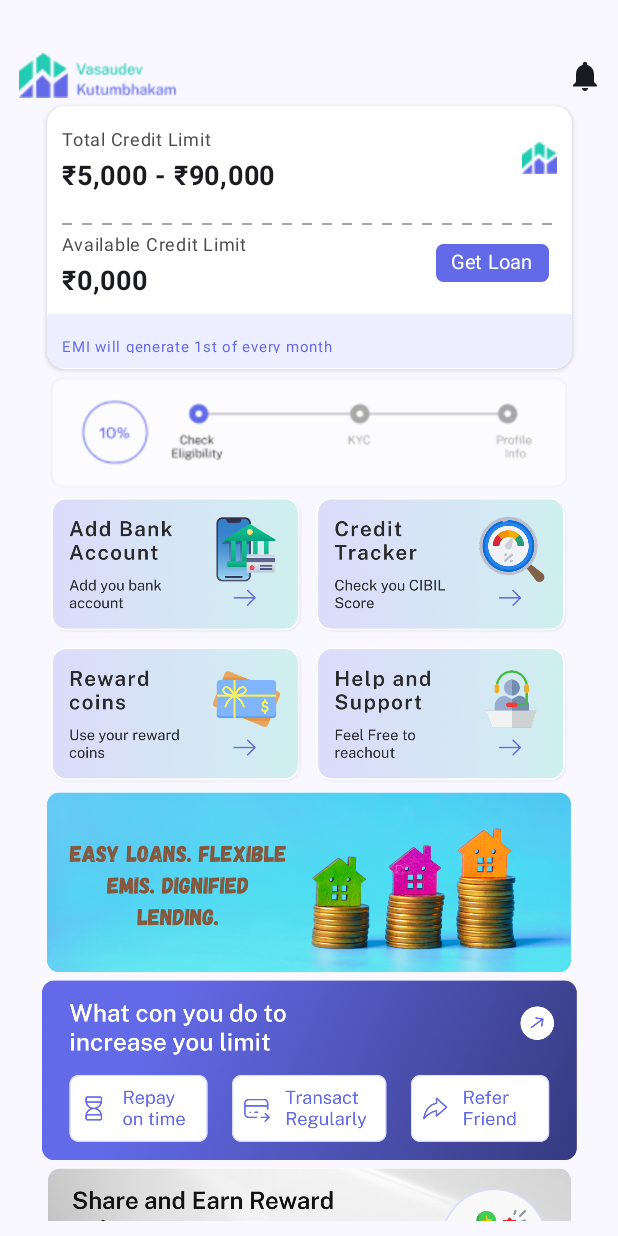
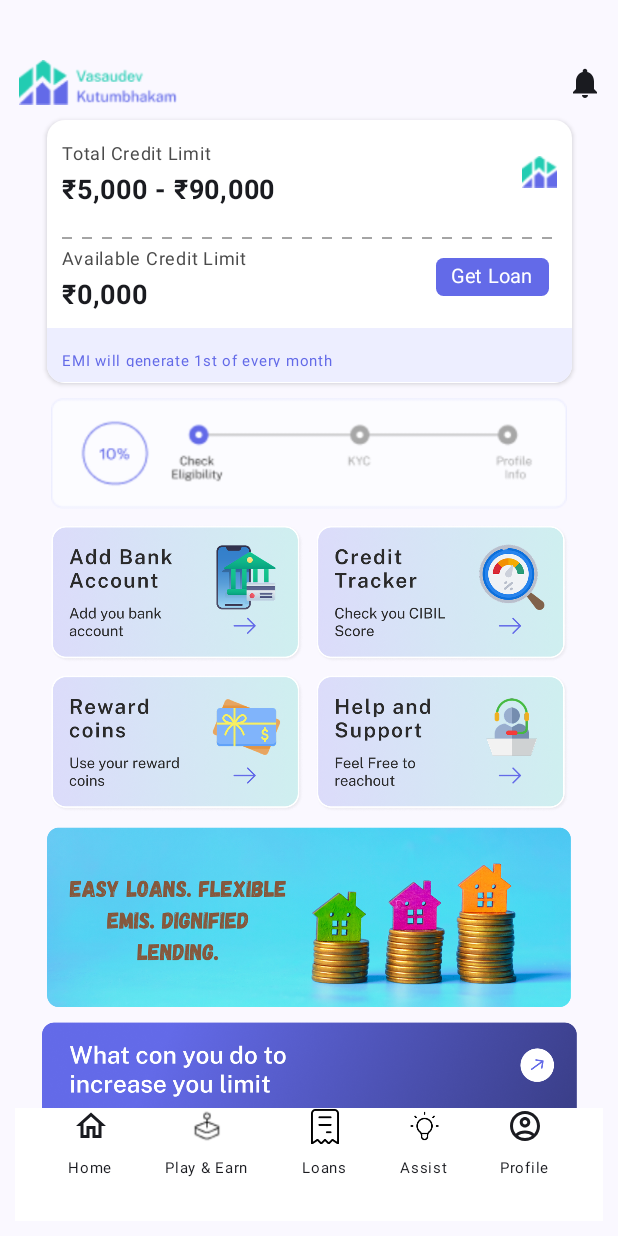
Before and after one commit to DevDewangan16/Vasudev_Kutumbhakam, an Android app built with Jetpack Compose: the screen it shows after launch (MainActivity), on a phone screen of 412 x 824 dp. Run offline under Robolectric (Android 15) with nearby library versions, the phone set to English and light mode, and no system bars.

Commit message:
Added the Bottom App Bar and the Profile section.

```diff
--- a/app/src/main/java/com/example/vasudevkutumbhakam/MainActivity.kt
+++ b/app/src/main/java/com/example/vasudevkutumbhakam/MainActivity.kt
@@ -12,7 +12,8 @@ import androidx.compose.material3.Text
 import androidx.compose.runtime.Composable
 import androidx.compose.ui.Modifier
 import androidx.compose.ui.tooling.preview.Preview
-import com.example.vasudevkutumbhakam.ui.HomeScreen
+import com.example.vasudevkutumbhakam.ui.ProfileScreen
+import com.example.vasudevkutumbhakam.ui.VasuadevApp
 import com.example.vasudevkutumbhakam.ui.theme.VasudevKutumbhakamTheme
 
 class MainActivity : ComponentActivity() {
@@ -23,7 +24,7 @@ class MainActivity : ComponentActivity() {
         setContent {
             VasudevKutumbhakamTheme {
                 Scaffold(modifier = Modifier.fillMaxSize()) {
-                    HomeScreen()
+                    VasuadevApp()
                 }
             }
         }
--- /dev/null
+++ b/app/src/main/java/com/example/vasudevkutumbhakam/ui/AppViewModel.kt
@@ -0,0 +1,9 @@
+package com.example.vasudevkutumbhakam.ui
+
+import android.app.Application
+import androidx.lifecycle.AndroidViewModel
+
+class AppViewModel(application: Application):AndroidViewModel(application){
+
+
+}
--- a/app/src/main/java/com/example/vasudevkutumbhakam/ui/HomeScreen.kt
+++ b/app/src/main/java/com/example/vasudevkutumbhakam/ui/HomeScreen.kt
@@ -41,7 +41,7 @@ import com.example.vasudevkutumbhakam.R
 @Composable
 fun HomeScreen(){
     LazyColumn(
-        verticalArrangement = Arrangement.spacedBy(5.dp),
+        verticalArrangement = Arrangement.spacedBy(10.dp),
         horizontalAlignment = Alignment.CenterHorizontally,
         modifier = Modifier
             .fillMaxSize()
@@ -190,32 +190,48 @@ fun HomeScreen(){
         }
         item {
             Image(painter = painterResource(id = R.drawable.loader), contentDescription ="loder" ,
-                modifier = Modifier.fillMaxWidth().height(74.dp))
+                modifier = Modifier
+                    .fillMaxWidth()
+                    .height(74.dp))
         }
 
         item {
             Image(painter = painterResource(id = R.drawable.guide), contentDescription ="loder" ,
-                modifier = Modifier.fillMaxWidth().height(192.dp))
+                modifier = Modifier
+                    .fillMaxWidth()
+                    .height(192.dp))
         }
 
         item {
             Image(painter = painterResource(id = R.drawable.banner1), contentDescription ="loder" ,
-                modifier = Modifier.fillMaxWidth().height(120.dp))
+                modifier = Modifier
+                    .fillMaxWidth()
+                    .height(120.dp))
         }
 
         item {
             Image(painter = painterResource(id = R.drawable.banner2), contentDescription ="loder" ,
-                modifier = Modifier.fillMaxWidth().height(120.dp))
+                modifier = Modifier
+                    .fillMaxWidth()
+                    .height(120.dp))
         }
 
         item {
             Image(painter = painterResource(id = R.drawable.banner3), contentDescription ="loder" ,
-                modifier = Modifier.fillMaxWidth().height(98.dp))
+                modifier = Modifier
+                    .fillMaxWidth()
+                    .height(98.dp))
         }
 
         item {
             Image(painter = painterResource(id = R.drawable.banner4), contentDescription ="loder" ,
-                modifier = Modifier.fillMaxWidth().height(150.dp))
+                modifier = Modifier
+                    .fillMaxWidth()
+                    .height(150.dp))
+        }
+
+        item{
+            Spacer(modifier = Modifier.fillMaxWidth().height(60.dp))
         }
     }
 }
--- /dev/null
+++ b/app/src/main/java/com/example/vasudevkutumbhakam/ui/VasuadevApp.kt
@@ -0,0 +1,142 @@
+package com.example.vasudevkutumbhakam.ui
+
+import android.annotation.SuppressLint
+import androidx.compose.foundation.Image
+import androidx.compose.foundation.background
+import androidx.compose.foundation.clickable
+import androidx.compose.foundation.layout.Arrangement
+import androidx.compose.foundation.layout.Column
+import androidx.compose.foundation.layout.Row
+import androidx.compose.foundation.layout.Spacer
+import androidx.compose.foundation.layout.fillMaxWidth
+import androidx.compose.foundation.layout.height
+import androidx.compose.foundation.layout.padding
+import androidx.compose.foundation.layout.size
+import androidx.compose.material.icons.Icons
+import androidx.compose.material.icons.outlined.AccountCircle
+import androidx.compose.material.icons.outlined.Home
+import androidx.compose.material.icons.outlined.ShoppingCart
+import androidx.compose.material3.Icon
+import androidx.compose.material3.Scaffold
+import androidx.compose.material3.Text
+import androidx.compose.runtime.Composable
+import androidx.compose.runtime.getValue
+import androidx.compose.ui.Alignment
+import androidx.compose.ui.graphics.Color
+import androidx.compose.ui.res.painterResource
+import androidx.compose.ui.unit.dp
+import androidx.compose.ui.unit.sp
+import androidx.lifecycle.ViewModel
+import androidx.lifecycle.viewmodel.compose.viewModel
+import androidx.navigation.NavHostController
+import androidx.navigation.Navigation
+import androidx.navigation.compose.NavHost
+import androidx.navigation.compose.composable
+import androidx.navigation.compose.currentBackStackEntryAsState
+import androidx.navigation.compose.rememberNavController
+import com.example.vasudevkutumbhakam.R
+import java.lang.reflect.Modifier
+
+enum class VasuadevAppScreen(val title :String){
+    Home("Home"),
+    Earn("Play & Earn"),
+    Loans("Loan"),
+    Assist("Assist"),
+    Profile("Profile")
+}
+@SuppressLint("UnusedMaterial3ScaffoldPaddingParameter")
+@Composable
+fun VasuadevApp(appViewModel: AppViewModel= viewModel(),
+        navController: NavHostController = rememberNavController()) {
+
+    val backStackEntry by navController.currentBackStackEntryAsState()
+    val currentScreen =VasuadevAppScreen.valueOf(
+        backStackEntry?.destination?.route?:VasuadevAppScreen.Home.name
+    )
+
+    Scaffold(bottomBar = {
+        BottomAppBar(navController = navController, currentScreen =currentScreen )
+
+    }) {
+        NavHost(navController = navController, startDestination =VasuadevAppScreen.Home.name ) {
+            composable(route = VasuadevAppScreen.Home.name){
+                HomeScreen()
+            }
+            composable(route = VasuadevAppScreen.Profile.name){
+                ProfileScreen()
+            }
+        }
+    }
+}
+
+@Composable
+fun BottomAppBar(navController: NavHostController,
+                 currentScreen: VasuadevAppScreen){
+    Row (horizontalArrangement = Arrangement.SpaceEvenly,
+        modifier = androidx.compose.ui.Modifier
+            .fillMaxWidth()
+            .height(95.dp)
+            .padding(10.dp)
+            .background(
+                color = Color.White
+            )){
+
+        Column(horizontalAlignment = Alignment.CenterHorizontally,
+            verticalArrangement = Arrangement.spacedBy(4.dp)
+            ,    modifier = androidx.compose.ui.Modifier.clickable {
+                navController.navigate(VasuadevAppScreen.Home.name) {
+                    popUpTo(0)
+                }
+            }) {
+            Icon(imageVector = Icons.Outlined.Home, contentDescription ="Home" )
+            Text(text = "Home", fontSize = 10.sp)
+        }
+
+        Column(horizontalAlignment = Alignment.CenterHorizontally,
+            verticalArrangement = Arrangement.spacedBy(4.dp)
+            ,    modifier = androidx.compose.ui.Modifier.clickable {
+                navController.navigate(VasuadevAppScreen.Home.name) {
+                    popUpTo(0)
+                }
+            }) {
+            Image(painter = painterResource(id = R.drawable.earn), contentDescription ="" ,
+                modifier = androidx.compose.ui.Modifier.size(24.dp))
+            Text(text = "Play & Earn", fontSize = 10.sp)
+        }
+
+        Column(horizontalAlignment = Alignment.CenterHorizontally,
+            verticalArrangement = Arrangement.spacedBy(4.dp)
+            ,    modifier = androidx.compose.ui.Modifier.clickable {
+                navController.navigate(VasuadevAppScreen.Home.name) {
+                    popUpTo(0)
+                }
+            }) {
+            Image(painter = painterResource(id = R.drawable.loan), contentDescription = "",
+                modifier = androidx.compose.ui.Modifier.size(24.dp))
+            Text(text = "Loans", fontSize = 10.sp)
+        }
+
+        Column(horizontalAlignment = Alignment.CenterHorizontally,
+            verticalArrangement = Arrangement.spacedBy(4.dp)
+            ,    modifier = androidx.compose.ui.Modifier.clickable {
+                navController.navigate(VasuadevAppScreen.Home.name) {
+                    popUpTo(0)
+                }
+            }) {
+            Image(painter = painterResource(id = R.drawable.assist), contentDescription ="" ,
+                modifier = androidx.compose.ui.Modifier.size(24.dp))
+            Text(text = "Assist", fontSize = 10.sp)
+        }
+
+        Column(horizontalAlignment = Alignment.CenterHorizontally,
+            verticalArrangement = Arrangement.spacedBy(4.dp)
+            ,    modifier = androidx.compose.ui.Modifier.clickable {
+                navController.navigate(VasuadevAppScreen.Profile.name) {
+                    popUpTo(0)
+                }
+            }) {
+            Icon(imageVector = Icons.Outlined.AccountCircle, contentDescription ="Home" )
+            Text(text = "Profile", fontSize = 10.sp)
+        }
+    }
+}
```
Also changed, not shown: app/src/main/java/com/example/vasudevkutumbhakam/ui/ProfileScreen.kt (added, +304 -0 lines), app/src/main/res/drawable/assist.png (added), app/src/main/res/drawable/earn.png (added), app/src/main/res/drawable/loan.png (added).
